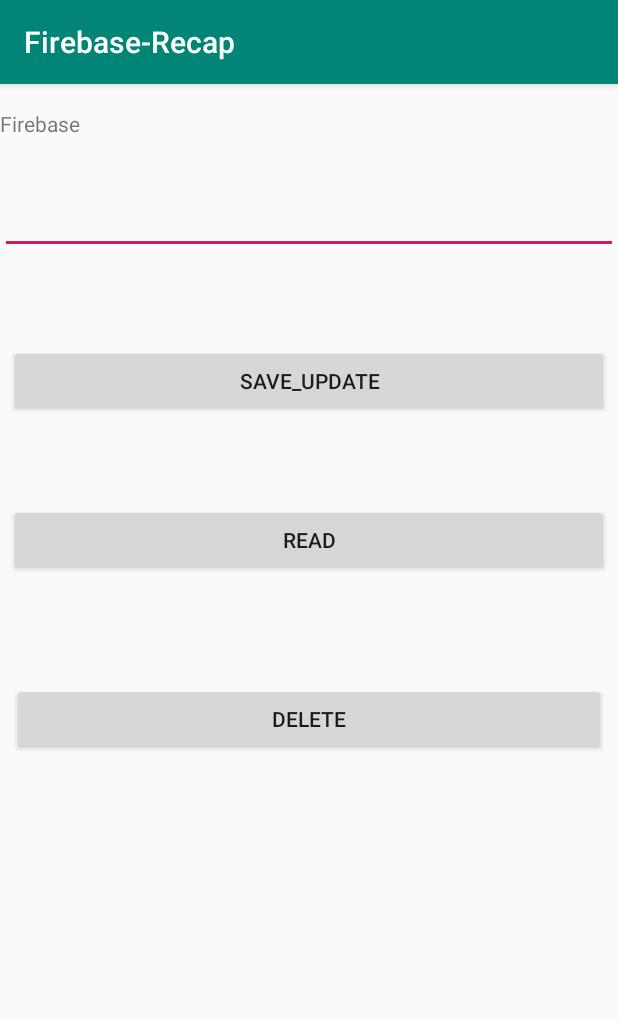
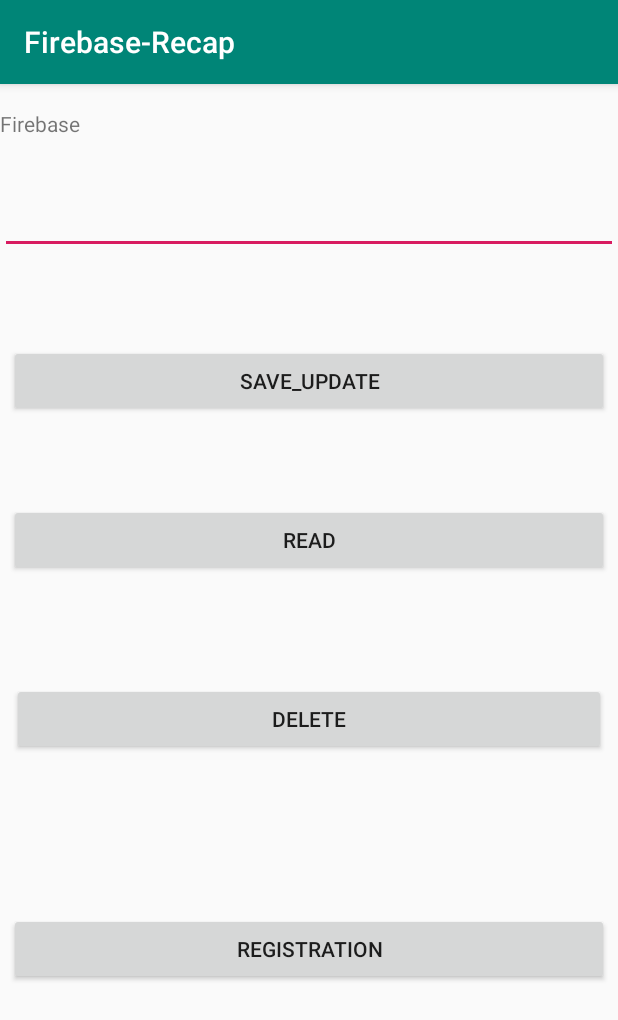
Before and after one commit to tamzidpeace/FirebaseRecap, an Android app: the screen it shows after launch (MainActivity), after a tap on "READ", on a phone screen of 412 x 824 dp. Shown: the top 1020 px of the screen. Run offline under Robolectric (Android 15) with nearby library versions, the phone set to English and light mode, and no system bars; our stand-ins replace Firebase (no records; nobody signed in at launch, a user with empty details on screens opened directly); libraries missing offline, so code that uses them is left out: com.orhanobut.logger; 2 statements that could not run were skipped.

```diff
--- a/app/build.gradle
+++ b/app/build.gradle
@@ -25,9 +25,11 @@ dependencies {
     implementation 'com.android.support:appcompat-v7:28.0.0'
     implementation 'com.android.support.constraint:constraint-layout:1.1.3'
     implementation 'com.google.firebase:firebase-messaging:17.5.0'
-    implementation 'com.google.firebase:firebase-database:16.0.1'
+    implementation 'com.google.firebase:firebase-database:16.1.0'
+    implementation 'com.google.firebase:firebase-auth:16.2.0'
     testImplementation 'junit:junit:4.12'
     androidTestImplementation 'com.android.support.test:runner:1.0.2'
     androidTestImplementation 'com.android.support.test.espresso:espresso-core:3.0.2'
-    implementation 'com.google.firebase:firebase-core:16.0.1'
+    implementation 'com.google.firebase:firebase-core:16.0.8'
+    implementation 'com.orhanobut:logger:2.2.0'
 }
--- a/app/src/main/AndroidManifest.xml
+++ b/app/src/main/AndroidManifest.xml
@@ -1,7 +1,8 @@
 <?xml version="1.0" encoding="utf-8"?>
 <manifest xmlns:android="http://schemas.android.com/apk/res/android"
     package="com.example.firebase_recap">
-    <uses-permission android:name="android.permission.INTERNET"/>
+
+    <uses-permission android:name="android.permission.INTERNET" />
 
     <application
         android:allowBackup="true"
@@ -10,6 +11,7 @@
         android:roundIcon="@mipmap/ic_launcher_round"
         android:supportsRtl="true"
         android:theme="@style/AppTheme">
+        <activity android:name=".RegistrationActivity"></activity>
         <activity android:name=".MainActivity">
             <intent-filter>
                 <action android:name="android.intent.action.MAIN" />
--- a/app/src/main/java/com/example/firebase_recap/MainActivity.java
+++ b/app/src/main/java/com/example/firebase_recap/MainActivity.java
@@ -1,5 +1,6 @@
 package com.example.firebase_recap;
 
+import android.content.Intent;
 import android.support.annotation.NonNull;
 import android.support.v7.app.AppCompatActivity;
 import android.os.Bundle;
@@ -14,6 +15,8 @@ import com.google.firebase.database.DatabaseError;
 import com.google.firebase.database.DatabaseReference;
 import com.google.firebase.database.FirebaseDatabase;
 import com.google.firebase.database.ValueEventListener;
+import com.orhanobut.logger.AndroidLogAdapter;
+import com.orhanobut.logger.Logger;
 
 public class MainActivity extends AppCompatActivity {
 
@@ -26,15 +29,21 @@ public class MainActivity extends AppCompatActivity {
     DatabaseReference myRef;
     int number = 1;
 
+    // Logger
+
+
     @Override
     protected void onCreate(Bundle savedInstanceState) {
         super.onCreate(savedInstanceState);
         setContentView(R.layout.activity_main);
 
+        Logger.addLogAdapter(new AndroidLogAdapter());
+
         TextView text = findViewById(R.id.textView);
         Button saveBtn = findViewById(R.id.button);
         Button readBtn = findViewById(R.id.button2);
         Button deleteBtn = findViewById(R.id.button3);
+        Button registration = findViewById(R.id.registration);
         editText = findViewById(R.id.editText);
 
         myRef = FirebaseDatabase.getInstance().getReference();
@@ -47,8 +56,9 @@ public class MainActivity extends AppCompatActivity {
                 //myRef.child("message").push().child("no").setValue(mText);
                 number = ++number;
                 myRef.child("abc").child(String.valueOf(number)).setValue(mText);
+                Logger.d("hello %s", "world");
                 //update trick
-                myRef.child("abc").child("2").setValue("arafat");
+                //myRef.child("abc").child("2").setValue("arafat");
             }
         });
 
@@ -60,8 +70,9 @@ public class MainActivity extends AppCompatActivity {
                     @Override
                     public void onDataChange(@NonNull DataSnapshot dataSnapshot) {
                         //String value = dataSnapshot.getValue(String.class);
-                        String value = (String) dataSnapshot.child("abc").child("no").getValue();
+                        String value = (String) dataSnapshot.child("abc").child("4").getValue();
                         Log.d(TAG, "onDataChange: " + value);
+                        Logger.d(dataSnapshot.toString());
                     }
 
                     @Override
@@ -79,5 +90,13 @@ public class MainActivity extends AppCompatActivity {
                 myRef.child("abc").child("no").removeValue();
             }
         });
+
+        //registration
+        registration.setOnClickListener(new View.OnClickListener() {
+            @Override
+            public void onClick(View v) {
+                startActivity(new Intent(MainActivity.this, RegistrationActivity.class));
+            }
+        });
     }
 }
--- a/app/src/main/res/layout/activity_main.xml
+++ b/app/src/main/res/layout/activity_main.xml
@@ -71,5 +71,19 @@
         app:layout_constraintStart_toStartOf="parent"
         app:layout_constraintTop_toBottomOf="@+id/button2" />
 
+    <Button
+        android:id="@+id/registration"
+        android:layout_width="0dp"
+        android:layout_height="wrap_content"
+        android:layout_marginStart="6dp"
+        android:layout_marginLeft="6dp"
+        android:layout_marginEnd="6dp"
+        android:layout_marginRight="6dp"
+        android:layout_marginBottom="167dp"
+        android:text="Registration"
+        app:layout_constraintBottom_toBottomOf="parent"
+        app:layout_constraintEnd_toEndOf="parent"
+        app:layout_constraintStart_toStartOf="parent" />
+
 
 </android.support.constraint.ConstraintLayout>
```
Also changed, not shown: app/src/main/java/com/example/firebase_recap/RegistrationActivity.java (added, +63 -0 lines), app/src/main/res/layout/activity_registration.xml (added, +74 -0 lines), 1 other file.
